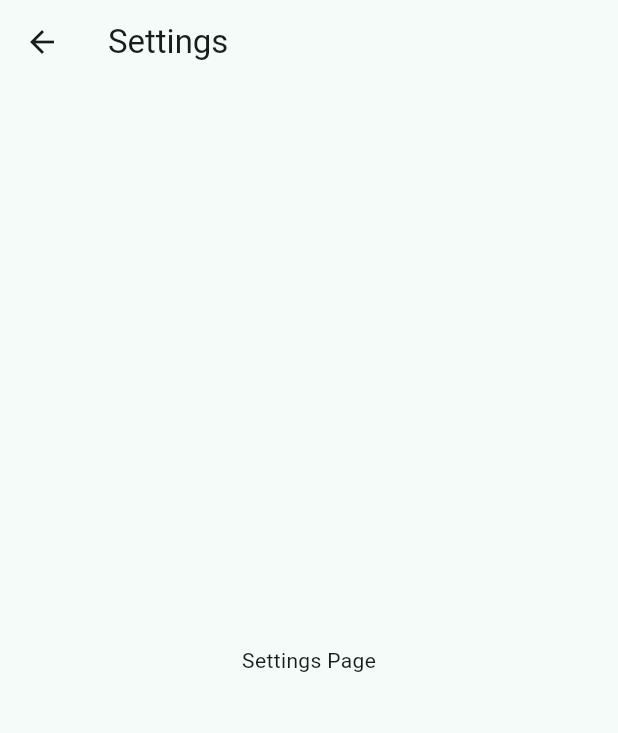
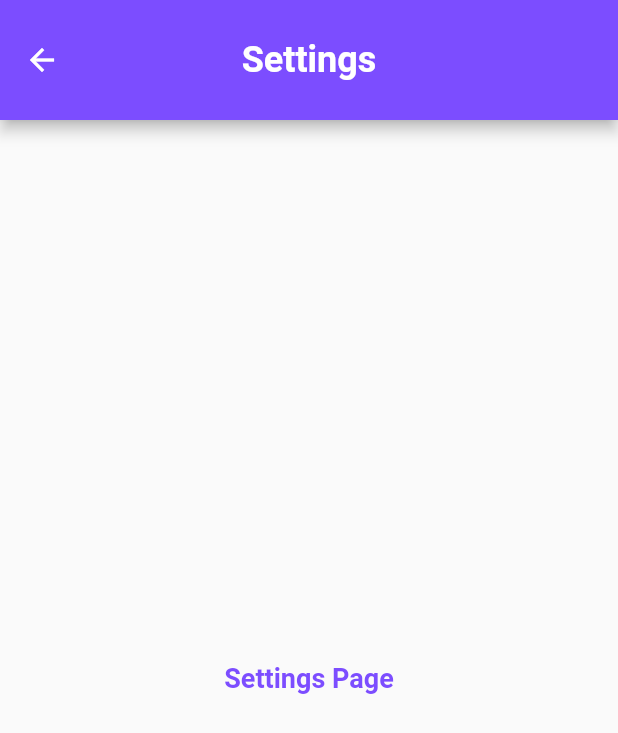
Before and after one commit to Asciugano/focus_buddy, a Flutter app: the screen it shows after launch, item 2 of the bottom bar chosen, after a tap on the "settings" icon, on a phone screen of 412 x 824 dp. Shown: the top 733 px of the screen. Run offline on Flutter 3.47's test engine with Material 3 defaults, Android fonts, the phone set to English and light mode, and no system bars.

Commit message:
fattorizzata l appbar e creato lo i primi due stili per il testo

```diff
--- /dev/null
+++ b/lib/data/constaints.dart
@@ -0,0 +1,30 @@
+import 'package:flutter/material.dart';
+
+class KAppBar {
+  static AppBarTheme appBarTheme(Color bg_color, Color fg_color) => AppBarTheme(
+    color: bg_color,
+    foregroundColor: fg_color,
+    centerTitle: true,
+  );
+
+  static AppBar appBar(String title, List<Widget> actions) => AppBar(
+    toolbarHeight: 80,
+    title: Text(
+      title,
+      style: TextStyle(fontSize: 24, fontWeight: FontWeight.bold),
+    ),
+    actions: actions,
+  );
+}
+
+class KTextStyle {
+  static TextStyle titleText([Color? color]) => TextStyle(
+    color: color ?? Colors.deepPurpleAccent,
+    fontSize: 18,
+    fontWeight: FontWeight.bold,
+  );
+
+  static TextStyle descriptionText() => TextStyle(
+    fontSize: 16,
+  );
+}
--- a/lib/main.dart
+++ b/lib/main.dart
@@ -1,4 +1,5 @@
 import 'package:flutter/material.dart';
+import 'package:focus_buddy/data/constaints.dart';
 import 'package:focus_buddy/views/widget_tree.dart';
 
 void main() {
@@ -13,14 +14,18 @@ class App extends StatelessWidget {
     return MaterialApp(
       debugShowCheckedModeBanner: false,
       theme: ThemeData(
+        useMaterial3: false,
+        appBarTheme: KAppBar.appBarTheme(Colors.deepPurpleAccent, Colors.white),
         colorScheme: ColorScheme.fromSeed(
-          seedColor: Colors.teal,
+          seedColor: Colors.deepPurple,
           brightness: Brightness.light,
         ),
       ),
       darkTheme: ThemeData(
+        useMaterial3: false,
+        appBarTheme: KAppBar.appBarTheme(Colors.deepPurpleAccent, Colors.white),
         colorScheme: ColorScheme.fromSeed(
-          seedColor: Colors.teal,
+          seedColor: Colors.deepPurple,
           brightness: Brightness.dark,
         ),
       ),
--- a/lib/views/pages/home_page.dart
+++ b/lib/views/pages/home_page.dart
@@ -1,4 +1,5 @@
 import 'package:flutter/material.dart';
+import 'package:focus_buddy/data/constaints.dart';
 
 class HomePage extends StatefulWidget {
   const HomePage({super.key});
@@ -10,6 +11,6 @@ class HomePage extends StatefulWidget {
 class _HomePageState extends State<HomePage> {
   @override
   Widget build(BuildContext context) {
-    return Center(child: Text('Home Page'),);
+    return Center(child: Text('Home Page', style: KTextStyle.titleText()));
   }
 }
--- a/lib/views/pages/profile_page.dart
+++ b/lib/views/pages/profile_page.dart
@@ -1,4 +1,5 @@
 import 'package:flutter/material.dart';
+import 'package:focus_buddy/data/constaints.dart';
 
 class ProfilePage extends StatefulWidget {
   const ProfilePage({super.key});
@@ -10,6 +11,6 @@ class ProfilePage extends StatefulWidget {
 class _ProfilePageState extends State<ProfilePage> {
   @override
   Widget build(BuildContext context) {
-    return Center(child: Text('Profile Page'),);
+    return Center(child: Text('Profile Page', style: KTextStyle.titleText(),),);
   }
 }
--- a/lib/views/pages/settings_page.dart
+++ b/lib/views/pages/settings_page.dart
@@ -1,4 +1,5 @@
 import 'package:flutter/material.dart';
+import 'package:focus_buddy/data/constaints.dart';
 
 class SettingsPage extends StatelessWidget {
   const SettingsPage({super.key});
@@ -6,8 +7,8 @@ class SettingsPage extends StatelessWidget {
   @override
   Widget build(BuildContext context) {
     return Scaffold(
-      appBar: AppBar(title: Text('Settings'),),
-      body: Center(child: Text('Settings Page'),),
+      appBar: KAppBar.appBar('Settings', []),
+      body: Center(child: Text('Settings Page', style: KTextStyle.titleText(),),),
     );
   }
 }
--- a/lib/views/pages/sounds_page.dart
+++ b/lib/views/pages/sounds_page.dart
@@ -1,10 +1,11 @@
 import 'package:flutter/material.dart';
+import 'package:focus_buddy/data/constaints.dart';
 
 class SoundsPage extends StatelessWidget {
   const SoundsPage({super.key});
 
   @override
   Widget build(BuildContext context) {
-    return Center(child: Text('Sounds Page'),);
+    return Center(child: Text('Sounds Page', style: KTextStyle.titleText(),),);
   }
 }
--- a/lib/views/pages/stats_page.dart
+++ b/lib/views/pages/stats_page.dart
@@ -1,10 +1,11 @@
 import 'package:flutter/material.dart';
+import 'package:focus_buddy/data/constaints.dart';
 
 class StatsPage extends StatelessWidget {
   const StatsPage({super.key});
 
   @override
   Widget build(BuildContext context) {
-    return Center(child: Text('Stats Page'),);
+    return Center(child: Text('Stats Page', style: KTextStyle.titleText(),),);
   }
 }
--- a/lib/views/pages/timer_page.dart
+++ b/lib/views/pages/timer_page.dart
@@ -1,10 +1,11 @@
 import 'package:flutter/material.dart';
+import 'package:focus_buddy/data/constaints.dart';
 
 class TimerPage extends StatelessWidget {
   const TimerPage({super.key});
 
   @override
   Widget build(BuildContext context) {
-    return Center(child: Text('TimerPage'),);
+    return Center(child: Text('Timer Page', style: KTextStyle.titleText(),),);
   }
 }
--- a/lib/views/widget_tree.dart
+++ b/lib/views/widget_tree.dart
@@ -1,4 +1,5 @@
 import 'package:flutter/material.dart';
+import 'package:focus_buddy/data/constaints.dart';
 import 'package:focus_buddy/data/notifiers.dart';
 import 'package:focus_buddy/views/pages/home_page.dart';
 // import 'package:focus_buddy/views/pages/profile_page.dart';
@@ -22,10 +23,7 @@ class WidgetTree extends StatelessWidget {
   @override
   Widget build(BuildContext context) {
     return Scaffold(
-      appBar: AppBar(
-        centerTitle: true,
-        title: Text('Focus Buddy'),
-        actions: [
+      appBar: KAppBar.appBar('Focus Buddy', [
           IconButton(
             onPressed: () => Navigator.push(
               context,
@@ -33,8 +31,20 @@ class WidgetTree extends StatelessWidget {
             ),
             icon: Icon(Icons.settings),
           ),
-        ],
-      ),
+      ]),
+      // appBar: AppBar(
+      //   toolbarHeight: 80,
+      //   title: const Text('Focus Buddy', style: TextStyle(fontSize: 24, fontWeight: FontWeight.bold),),
+      //   actions: [
+      //     IconButton(
+      //       onPressed: () => Navigator.push(
+      //         context,
+      //         MaterialPageRoute(builder: (context) => SettingsPage()),
+      //       ),
+      //       icon: Icon(Icons.settings),
+      //     ),
+      //   ],
+      // ),
       bottomNavigationBar: NavbarWidget(),
       body: ValueListenableBuilder(
         valueListenable: currentPageNotifier,
```
